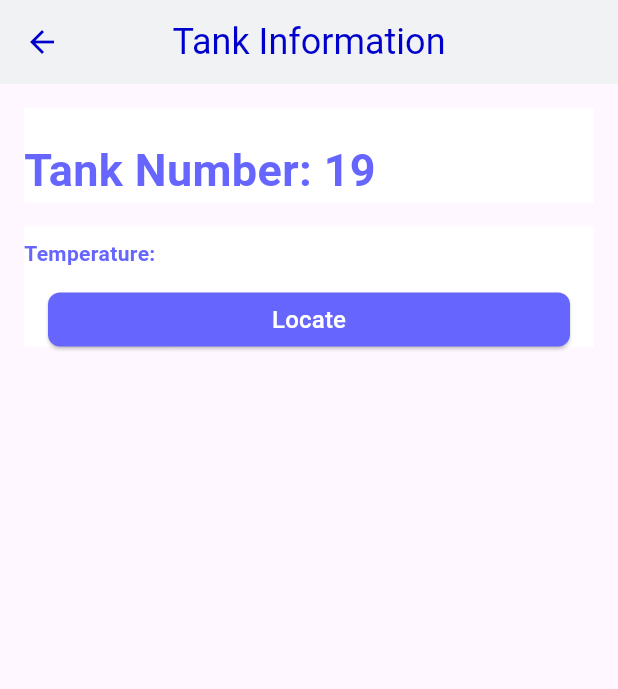
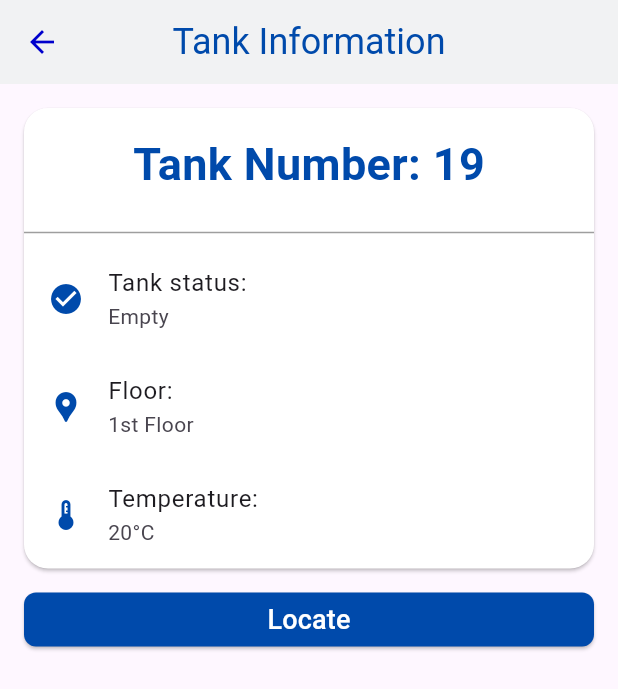
Before and after one commit to LeenaAlmatar/SuqiaSystem, a Flutter app: the TankInfo screen opened directly, on a phone screen of 412 x 824 dp. Shown: the top 689 px of the screen. Run offline on Flutter 3.47's test engine with Material 3 defaults, Android fonts, the phone set to English and light mode, and no system bars; our stand-ins replace geolocator, permission_handler.

Commit message:
"TankList, tank Info pages"

```diff
--- a/lib/screens/TankInfo.dart
+++ b/lib/screens/TankInfo.dart
@@ -1,5 +1,6 @@
 import 'package:flutter/material.dart';
 import 'package:suqia/screens/LoginPage.dart';
+import 'package:suqia/screens/MapPage.dart';
 
 class TankInfo extends StatelessWidget {
   @override
@@ -8,13 +9,15 @@ class TankInfo extends StatelessWidget {
       appBar: AppBar(
         leading: IconButton(
           icon: Icon(Icons.arrow_back, color: Color(0xFF0000CC)),
-          onPressed: () {},
+          onPressed: () {
+            Navigator.pushReplacement(
+                context, MaterialPageRoute(builder: (context) => MapPage()));},
         ),
         title: Text('Tank Information'),
         centerTitle: true,
         backgroundColor: Color(0xFFF1F2F3),
         titleTextStyle: TextStyle(
-          color: Color(0xFF0000CC),
+          color: Color(0xff004AAB),
           fontSize: 24,
         ),
       ),
@@ -23,41 +26,46 @@ class TankInfo extends StatelessWidget {
           mainAxisAlignment: MainAxisAlignment.center,
           children: [
             Center(
-              child: Container(
+              child: Card(
+                shape: RoundedRectangleBorder(
+                  borderRadius: BorderRadius.circular(16),
+                ),
                 color: Colors.white,
-                alignment: Alignment.topLeft,
-                margin: EdgeInsets.only(left: 16, top: 16, right: 16),
-                child: Container(
-                  alignment: Alignment.topLeft,
-                  margin: EdgeInsets.only(top: 20),
+                margin: EdgeInsets.all(16),
+                child: Column(
+                  mainAxisAlignment: MainAxisAlignment.start,
+                  children: [
+                    Padding(
+                      padding: const EdgeInsets.all(16.0),
                       child: Text(
                         'Tank Number: 19',
                         style: TextStyle(
                           fontSize: 30,
                           fontWeight: FontWeight.bold,
-                      color: Color(0xFF6666FF),
+                          color: Color(0xff004AAB),
                         ),
                       ),
                     ),
+                    Divider(color: Colors.grey),
+                    ListTile(
+                      leading: Icon(Icons.check_circle, color: Color(0xff004AAB)),
+                      title: Text('Tank status:'),
+                      subtitle: Text('Empty'),
+                    ),
+                    ListTile(
+                      leading: Icon(Icons.location_pin, color: Color(0xff004AAB)),
+                      title: Text('Floor:'),
+                      subtitle: Text('1st Floor'),
+                    ),
+                    ListTile(
+                      leading: Icon(Icons.thermostat, color: Color(0xff004AAB)),
+                      title: Text('Temperature:'),
+                      subtitle: Text('20°C'),
+                    ),
+                  ],
                 ),
               ),
-            Padding(
-              padding: const EdgeInsets.fromLTRB(16.0, 16.0, 16.0, 0.0),
-              child: Container(
-                color: Colors.white,
-                child: Column(
-                  crossAxisAlignment: CrossAxisAlignment.start,
-                  children: [
-                    SizedBox(height: 8),
-                    Text(
-                      'Temperature:',
-                      style: TextStyle(
-                        fontSize: 14,
-                        fontWeight: FontWeight.bold,
-                        color: Color(0xFF6666FF),
             ),
-                    ),
-                    SizedBox(height: 16),
             Padding(
               padding: const EdgeInsets.symmetric(horizontal: 16.0),
               child: SizedBox(
@@ -69,19 +77,15 @@ class TankInfo extends StatelessWidget {
                     shape: RoundedRectangleBorder(
                       borderRadius: BorderRadius.circular(8),
                     ),
-                            primary: Color(0xFF6666FF),
+                    primary: Color(0xff004AAB),
                   ),
                   child: Text(
                     'Locate',
                     style: TextStyle(
                       color: Colors.white,
-                              fontSize: 16,
+                      fontSize: 18,
                     ),
                   ),
-                        ),
-                      ),
-                    ),
-                  ],
                 ),
               ),
             ),
--- a/lib/screens/WelcomePage.dart
+++ b/lib/screens/WelcomePage.dart
@@ -2,20 +2,50 @@ import 'dart:async';
 import 'package:flutter/material.dart';
 import 'package:flutter/widgets.dart';
 import 'package:suqia/screens/IdentityPage.dart';
+// import 'package:suqia/generated/l10n.dart';
 
 void main() {
   runApp(
-    MaterialApp(
+    MyApp(),
+  );
+}
+
+class MyApp extends StatefulWidget {
+  @override
+  _MyAppState createState() => _MyAppState();
+
+ // static _MyAppState of(BuildContext context) => context.findAncestorStateOfType<_MyAppState>();
+}
+
+class _MyAppState extends State<MyApp> {
+ // Locale _locale;
+
+  void setLocale(Locale value) {
+    setState(() {
+     // _locale = value;
+    });
+  }
+
+  @override
+  Widget build(BuildContext context) {
+    return MaterialApp(
+      // locale: _locale,
+      // localizationsDelegates: [
+      //   S.delegate,
+      //   GlobalMaterialLocalizations.delegate,
+      //   GlobalWidgetsLocalizations.delegate,
+      // ],
+      // supportedLocales: S.delegate.supportedLocales,
+      title: 'Suqia',
       home: WelcomePage(),
-    ),
     );
+  }
 }
 
 class WelcomePage extends StatefulWidget {
   @override
   _WelcomePageState createState() => _WelcomePageState();
 }
-
 
 class _WelcomePageState extends State<WelcomePage> {
   Timer? _timer;
@@ -52,21 +82,21 @@ class _WelcomePageState extends State<WelcomePage> {
                 child: Image.asset("Assets/Suqia.jpg"),
               ),
               SizedBox(height: 60),
-          Text(
-            'Welcome to Suqia',
-            style: TextStyle(
-              fontSize: 24,
-              color: Color(0xff004AAB),
-            ),
-          ),
-          Text(
-            'Where you can reach water Zamzam easily!',
-            style: TextStyle(
-              fontSize: 18,
-              fontWeight: FontWeight.normal,
-              color: Color(0xff004AAB),
-            ),
-          )
+            //   Text(
+            //     S.of(context).welcome,
+            //     style: TextStyle(
+            //       fontSize: 24,
+            //       color: Color(0xff004AAB),
+            //     ),
+            //   ),
+            //   Text(
+            //     //S.of(context).welcomeMessage,
+            //     style: TextStyle(
+            //       fontSize: 18,
+            //       fontWeight: FontWeight.normal,
+            //       color: Color(0xff004AAB),
+            //     ),
+            //   )
             ],
           ),
         ));
--- a/pubspec.yaml
+++ b/pubspec.yaml
@@ -36,14 +36,14 @@ dependencies:
   flutter_gen: ^5.4.0
   geolocator: ^8.2.0
   permission_handler: ^8.2.0
-  intl: ^0.19.0   # Use the version supported by intl_translation
+  intl: ^0.18.1   # Use the version supported by intl_translation
   cupertino_icons: ^1.0.2
 
 dev_dependencies:
   flutter_test:
     sdk: flutter
   build_runner: ^2.1.4
-  intl_translation: ^0.19.0  # Use the version that depends on intl ^0.18.0
+  intl_translation: ^0.18.2  # Use the version that depends on intl ^0.18.0
   flutter_localizations:
     sdk: flutter
 
```
Also changed, not shown: lib/screens/IdentityPage.dart (+30 -7 lines), lib/screens/TankList.dart (+102 -0 lines). Lines whose indentation alone changed are shown as unchanged.
